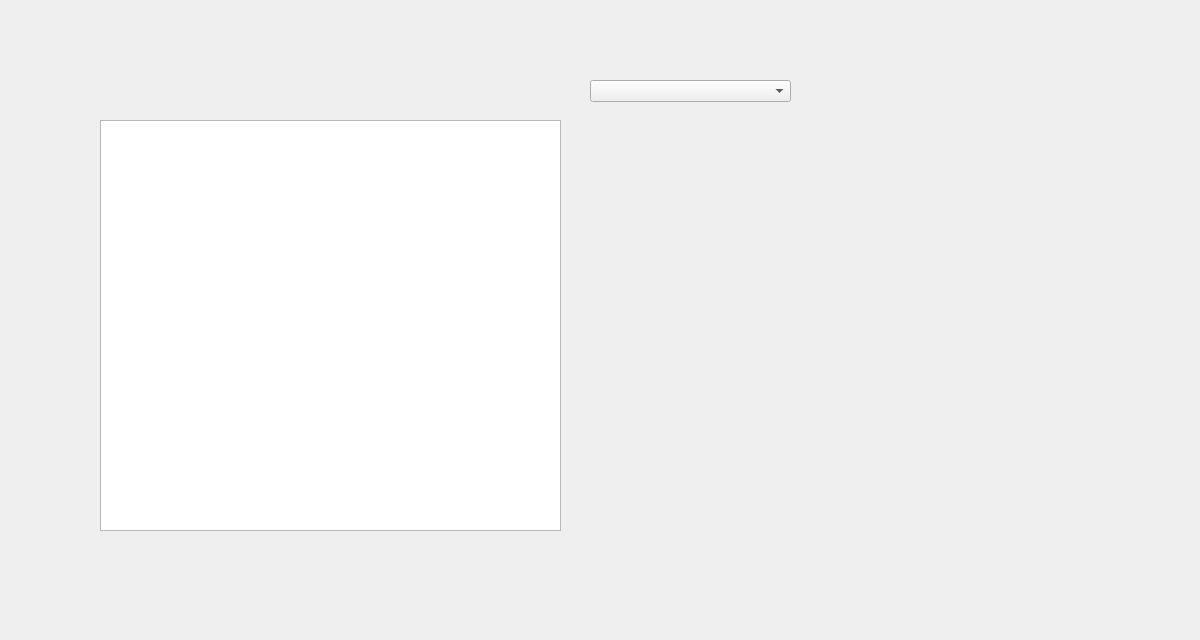
Qt form CS1D-Basketball-master/Basketball/uTeams.ui (moetaei/CS1D-Basketball) before a commit.
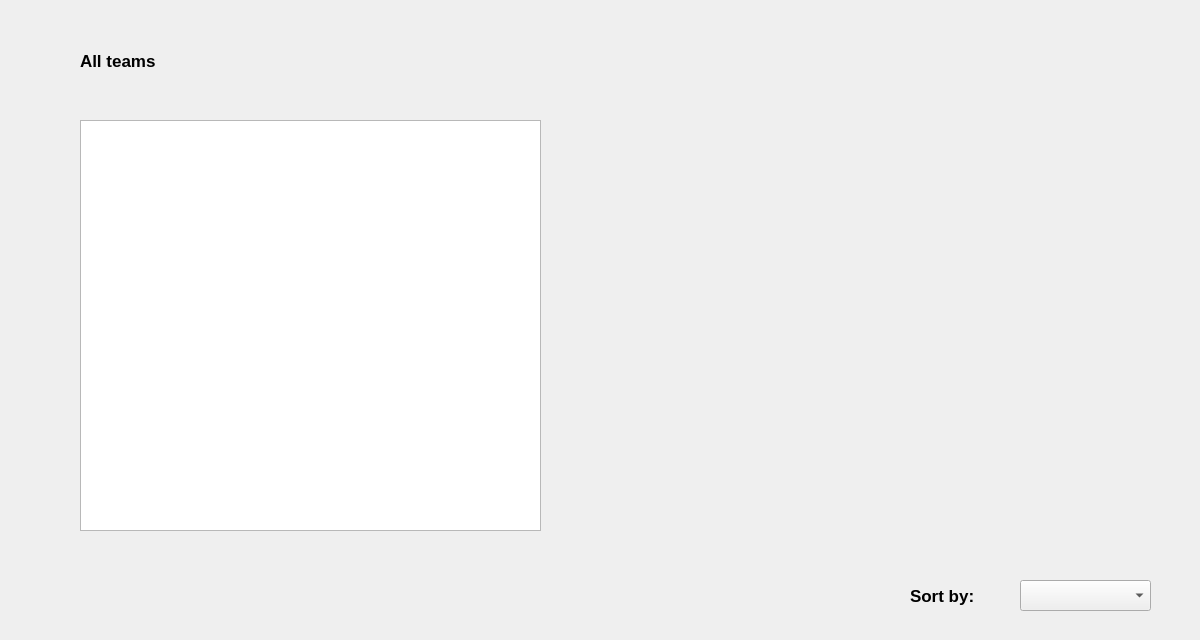
The same form after that commit.

Patch:
```diff
--- a/CS1D-Basketball-master/Basketball/uTeams.ui
+++ b/CS1D-Basketball-master/Basketball/uTeams.ui
@@ -16,7 +16,7 @@
   <widget class="QTableView" name="uTeamsTable">
    <property name="geometry">
     <rect>
-     <x>100</x>
+     <x>80</x>
      <y>120</y>
      <width>461</width>
      <height>411</height>
@@ -26,11 +26,62 @@
   <widget class="QComboBox" name="comboBox">
    <property name="geometry">
     <rect>
-     <x>590</x>
-     <y>80</y>
-     <width>201</width>
-     <height>22</height>
+     <x>1020</x>
+     <y>580</y>
+     <width>131</width>
+     <height>31</height>
     </rect>
+   </property>
+   <property name="currentText">
+    <string/>
+   </property>
+  </widget>
+  <widget class="QLabel" name="label">
+   <property name="geometry">
+    <rect>
+     <x>80</x>
+     <y>40</y>
+     <width>331</width>
+     <height>41</height>
+    </rect>
+   </property>
+   <property name="font">
+    <font>
+     <pointsize>13</pointsize>
+     <weight>75</weight>
+     <bold>true</bold>
+     <kerning>true</kerning>
+    </font>
+   </property>
+   <property name="text">
+    <string>All teams</string>
+   </property>
+   <property name="textFormat">
+    <enum>Qt::PlainText</enum>
+   </property>
+  </widget>
+  <widget class="QLabel" name="label_2">
+   <property name="geometry">
+    <rect>
+     <x>910</x>
+     <y>580</y>
+     <width>101</width>
+     <height>31</height>
+    </rect>
+   </property>
+   <property name="font">
+    <font>
+     <pointsize>13</pointsize>
+     <weight>75</weight>
+     <bold>true</bold>
+     <kerning>true</kerning>
+    </font>
+   </property>
+   <property name="text">
+    <string>Sort by:</string>
+   </property>
+   <property name="textFormat">
+    <enum>Qt::PlainText</enum>
    </property>
   </widget>
  </widget>
```
Left out of the diff: 2 changed lines with no effect on the pictures.
